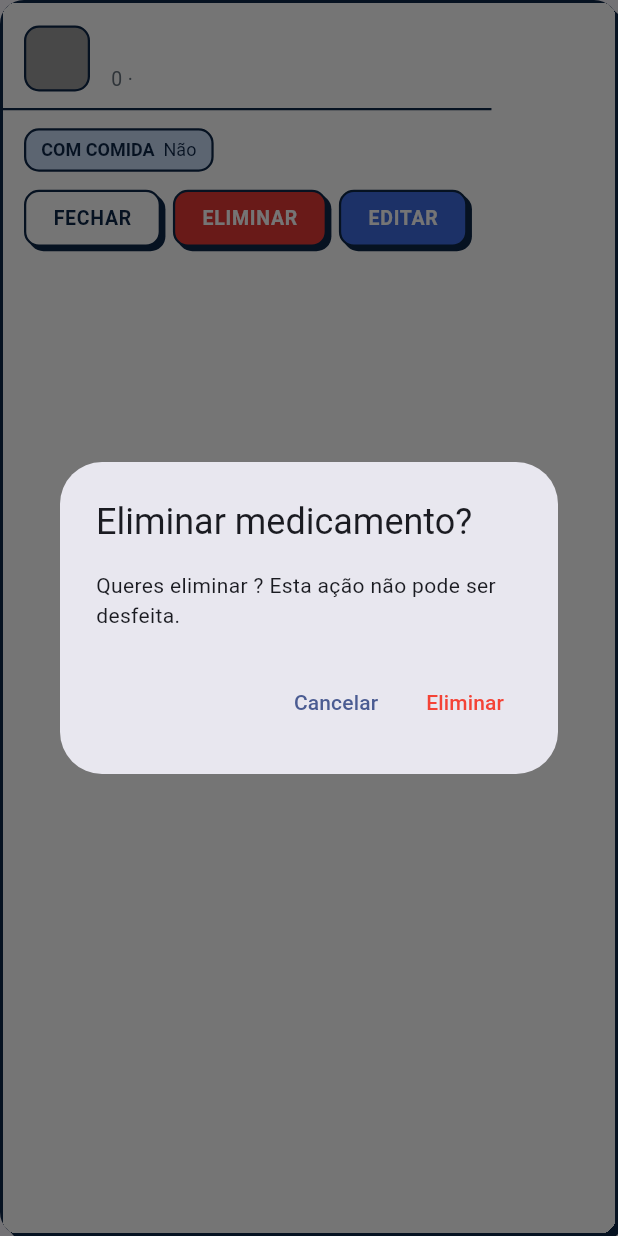
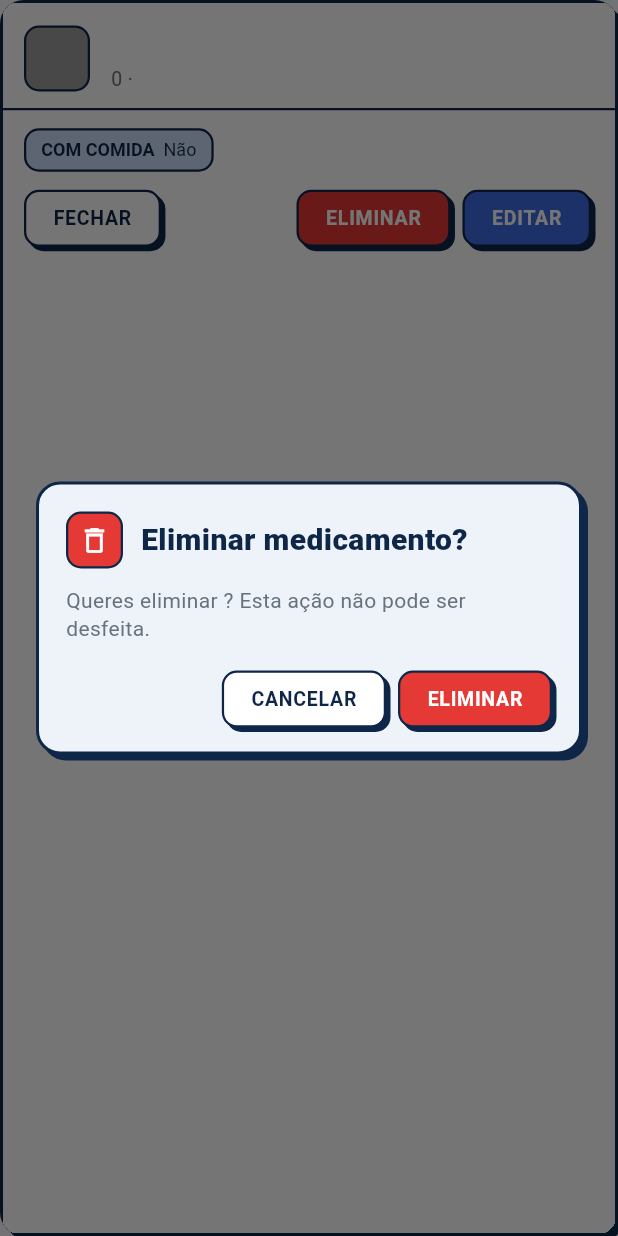
Before and after one commit to LEIC-ES-2025-26-2LEIC07/T2, a Flutter app: the MedicationCard widget shown alone on an empty page, opened directly with empty values, after a tap on "INFO", after a tap on "ELIMINAR", on a phone screen of 412 x 824 dp. Run offline on Flutter 3.47's test engine with Material 3 defaults, Android fonts, the phone set to English and light mode, and no system bars; our stand-ins replace flutter_dotenv, flutter_local_notifications, flutter_riverpod, flutter_timezone, get_it, shared_preferences and 2 more; accounts and stored records are empty.

Commit message:
feat(medication): refactor delete confirmation dialog into a separate widget

```diff
--- a/lib/features/medication/presentation/widgets/medication_card.dart
+++ b/lib/features/medication/presentation/widgets/medication_card.dart
@@ -40,22 +40,8 @@ class _MedicationCardState extends State<MedicationCard> {
   Future<void> _confirmDelete() async {
     final confirmed = await showDialog<bool>(
       context: context,
-      builder: (ctx) => AlertDialog(
-        title: const Text('Eliminar medicamento?'),
-        content: Text(
-          'Queres eliminar ${widget.medication.name}? Esta ação não pode ser desfeita.',
-        ),
-        actions: [
-          TextButton(
-            onPressed: () => Navigator.of(ctx).pop(false),
-            child: const Text('Cancelar'),
-          ),
-          TextButton(
-            onPressed: () => Navigator.of(ctx).pop(true),
-            child: const Text('Eliminar', style: TextStyle(color: Colors.red)),
-          ),
-        ],
-      ),
+      builder: (ctx) =>
+          _DeleteMedicationDialog(medicationName: widget.medication.name),
     );
     if (confirmed != true) return;
 
@@ -352,22 +338,31 @@ class _ExpandedSection extends StatelessWidget {
             ],
           ),
           const SizedBox(height: 12),
-          Wrap(
-            alignment: WrapAlignment.end,
-            spacing: 8,
-            runSpacing: 8,
+          Row(
             children: [
               _CardButton(
                 label: 'FECHAR',
                 onTap: onClose,
                 variant: _CardButtonVariant.secondary,
               ),
-              _CardButton(
-                label: isDeleting ? 'A APAGAR...' : 'ELIMINAR',
-                onTap: onDelete,
-                variant: _CardButtonVariant.danger,
+              Expanded(
+                child: Align(
+                  alignment: Alignment.centerRight,
+                  child: Wrap(
+                    alignment: WrapAlignment.end,
+                    spacing: 8,
+                    runSpacing: 8,
+                    children: [
+                      _CardButton(
+                        label: isDeleting ? 'A APAGAR...' : 'ELIMINAR',
+                        onTap: onDelete,
+                        variant: _CardButtonVariant.danger,
+                      ),
+                      _CardButton(label: 'EDITAR', onTap: onEdit),
+                    ],
+                  ),
+                ),
               ),
-              _CardButton(label: 'EDITAR', onTap: onEdit),
             ],
           ),
         ],
@@ -400,6 +395,91 @@ class _InfoChip extends StatelessWidget {
               style: const TextStyle(fontWeight: FontWeight.w600),
             ),
             TextSpan(text: value),
+          ],
+        ),
+      ),
+    );
+  }
+}
+
+class _DeleteMedicationDialog extends StatelessWidget {
+  const _DeleteMedicationDialog({required this.medicationName});
+
+  final String medicationName;
+
+  @override
+  Widget build(BuildContext context) {
+    return Dialog(
+      elevation: 0,
+      backgroundColor: Colors.transparent,
+      insetPadding: const EdgeInsets.symmetric(horizontal: 24),
+      child: Container(
+        constraints: const BoxConstraints(maxWidth: 420),
+        padding: const EdgeInsets.fromLTRB(18, 18, 18, 16),
+        decoration: BrutalDecor.box(color: AppColors.paper, radius: 16),
+        child: Column(
+          mainAxisSize: MainAxisSize.min,
+          crossAxisAlignment: CrossAxisAlignment.start,
+          children: [
+            Row(
+              children: [
+                Container(
+                  width: 38,
+                  height: 38,
+                  decoration: BoxDecoration(
+                    color: const Color(0xFFE53935),
+                    borderRadius: BorderRadius.circular(10),
+                    border: Border.all(color: AppColors.ink, width: 1.5),
+                  ),
+                  child: const Icon(
+                    Icons.delete_outline,
+                    color: Colors.white,
+                    size: 22,
+                  ),
+                ),
+                const SizedBox(width: 12),
+                const Expanded(
+                  child: Text(
+                    'Eliminar medicamento?',
+                    style: TextStyle(
+                      fontSize: 20,
+                      fontWeight: FontWeight.w900,
+                      color: AppColors.ink,
+                    ),
+                  ),
+                ),
+              ],
+            ),
+            const SizedBox(height: 12),
+            Text(
+              'Queres eliminar $medicationName? Esta ação não pode ser desfeita.',
+              style: const TextStyle(
+                fontSize: 14,
+                height: 1.35,
+                color: AppColors.muted,
+              ),
+            ),
+            const SizedBox(height: 18),
+            Align(
+              alignment: Alignment.centerRight,
+              child: Wrap(
+                alignment: WrapAlignment.end,
+                spacing: 8,
+                runSpacing: 8,
+                children: [
+                  _CardButton(
+                    label: 'CANCELAR',
+                    onTap: () => Navigator.of(context).pop(false),
+                    variant: _CardButtonVariant.secondary,
+                  ),
+                  _CardButton(
+                    label: 'ELIMINAR',
+                    onTap: () => Navigator.of(context).pop(true),
+                    variant: _CardButtonVariant.danger,
+                  ),
+                ],
+              ),
+            ),
           ],
         ),
       ),
```
